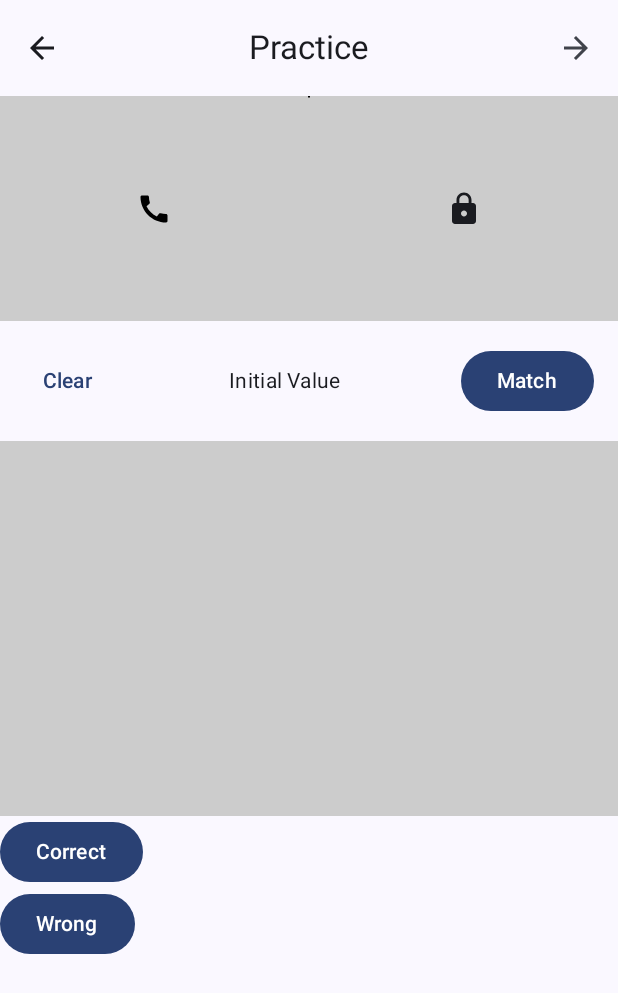
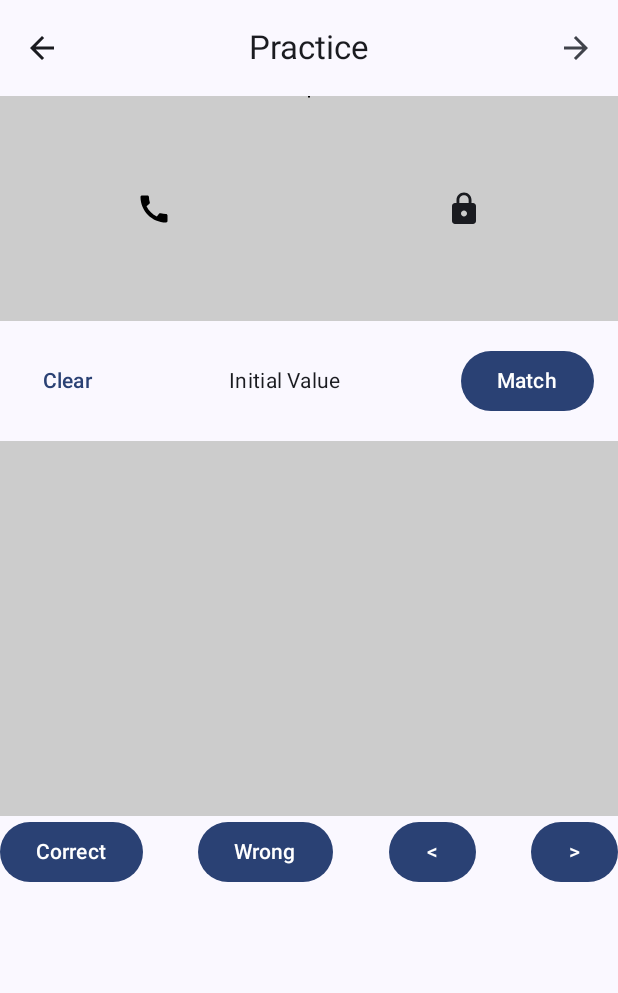
Before and after one commit to KarimTheCoder/Bangla_Banan, an Android app built with Jetpack Compose: the PracticeScreen screen opened through its navigation route, after a tap on "Correct", on a phone screen of 412 x 824 dp. Shown: the top 993 px of the screen. Run offline under Robolectric (Android 15) with nearby library versions, the light colour scheme and no system bars; our stand-ins replace Dagger/Hilt's generated code, Room's generated code, livedata-compose; 12 statements that could not run were skipped; 2 other taps on this screen came first.

Commit message:
redundant files removed

```diff
--- a/app/src/main/java/com/google/mlkit/samples/vision/digitalink/kotlin/ui/data/FlashcardRepository.kt
+++ b/app/src/main/java/com/google/mlkit/samples/vision/digitalink/kotlin/ui/data/FlashcardRepository.kt
@@ -3,8 +3,8 @@ package com.google.mlkit.samples.vision.digitalink.kotlin.ui.data
 import javax.inject.Inject
 import javax.inject.Singleton
 
-@Singleton
-class FlashcardRepository @Inject constructor(
+
+class FlashcardRepository (
     private val flashcardDao: FlashcardDao
 ) {
 
--- a/app/src/main/java/com/google/mlkit/samples/vision/digitalink/kotlin/ui/data/FlashcardViewModel.kt
+++ b/app/src/main/java/com/google/mlkit/samples/vision/digitalink/kotlin/ui/data/FlashcardViewModel.kt
@@ -9,8 +9,8 @@ import kotlinx.coroutines.launch
 import javax.inject.Inject
 
 
-@HiltViewModel
-class FlashcardViewModel @Inject constructor(
+
+class FlashcardViewModel(
     private val repository: FlashcardRepository)  : ViewModel() {
 
     fun insertFlashcard(flashcard: Flashcard) = viewModelScope.launch {
--- a/app/src/main/java/com/google/mlkit/samples/vision/digitalink/kotlin/ui/screens/practice/PracticeScreen.kt
+++ b/app/src/main/java/com/google/mlkit/samples/vision/digitalink/kotlin/ui/screens/practice/PracticeScreen.kt
@@ -1,20 +1,21 @@
 package com.google.mlkit.samples.vision.digitalink.kotlin.ui.screens.practice
 
 import android.util.Log
+import androidx.compose.foundation.layout.Arrangement
 import androidx.compose.foundation.layout.Column
+import androidx.compose.foundation.layout.Row
+import androidx.compose.foundation.layout.fillMaxWidth
 import androidx.compose.material3.Button
 import androidx.compose.material3.ExperimentalMaterial3Api
 import androidx.compose.material3.Text
 import androidx.compose.runtime.Composable
-import androidx.lifecycle.ViewModelProvider
+import androidx.compose.ui.Modifier
 import androidx.navigation.NavController
 import com.google.mlkit.samples.vision.digitalink.kotlin.ui.activity.MainActivity
 import com.google.mlkit.samples.vision.digitalink.kotlin.ui.components.PracticeTopBar
 import com.google.mlkit.samples.vision.digitalink.kotlin.ui.components.draw.MyXmlButtonView
 import com.google.mlkit.samples.vision.digitalink.kotlin.ui.components.draw.StrokeManager
-import com.google.mlkit.samples.vision.digitalink.kotlin.ui.data.local.AppDatabaseViewModel
 import com.google.mlkit.samples.vision.digitalink.kotlin.ui.data.local.AppRepository
-import com.google.mlkit.samples.vision.digitalink.kotlin.ui.data.local.FlashcardViewModelFactory
 import com.google.mlkit.samples.vision.digitalink.kotlin.ui.data.local.MyAppDatabase
 import com.google.mlkit.samples.vision.digitalink.kotlin.ui.data.local.flashcard.FlashcardViewModel
 
@@ -47,24 +48,29 @@ fun PracticeScreen(navController: NavController, mainActivity: MainActivity) {
     Column {
 
         PracticeTopBar(navController)
-        TwoBoxesWithLines0(viewModel)
+        TwoBoxesWithLines0(viewModel, cardViewModel)
         HorizontalLayoutWithTextButtonAndMatchButton(strokeManager, viewModel)
         MyXmlButtonView(strokeManager,viewModel)
 
 
-        Button(onClick = {
-                        viewModel.toggleCorrect()
-            }) {
 
-            Text(text = "Correct")
 
-        }
-        Button(onClick = {
-            viewModel.toggleWrong()
-        }) {
+        // Navigation buttons to switch flashcards
+        Row(horizontalArrangement = Arrangement.SpaceBetween, modifier = Modifier.fillMaxWidth()) {
 
-            Text(text = "Wrong")
+            Button(onClick = { viewModel.toggleCorrect()}) {
+                Text(text = "Correct")
+            }
+            Button(onClick = { viewModel.toggleWrong() }) {
+                Text(text = "Wrong")
+            }
 
+            Button(onClick = { cardViewModel.previousFlashcard() }, enabled = true) {
+                Text("<")
+            }
+            Button(onClick = { cardViewModel.nextFlashcard() }, enabled = true) {
+                Text(">")
+            }
         }
 
 
--- a/app/src/main/java/com/google/mlkit/samples/vision/digitalink/kotlin/ui/screens/practice/PracticeUIComponents.kt
+++ b/app/src/main/java/com/google/mlkit/samples/vision/digitalink/kotlin/ui/screens/practice/PracticeUIComponents.kt
@@ -1,31 +1,18 @@
 package com.google.mlkit.samples.vision.digitalink.kotlin.ui.screens.practice
 
-import androidx.compose.animation.animateColorAsState
 import androidx.compose.animation.animateContentSize
-import androidx.compose.animation.core.animateFloatAsState
 import androidx.compose.animation.core.tween
-import androidx.compose.foundation.LocalIndication
-import androidx.compose.foundation.background
-import androidx.compose.foundation.clickable
-import androidx.compose.foundation.interaction.MutableInteractionSource
-import androidx.compose.foundation.layout.Arrangement
-import androidx.compose.foundation.layout.Box
 import androidx.compose.foundation.layout.Column
 import androidx.compose.foundation.layout.Row
 import androidx.compose.foundation.layout.Spacer
-import androidx.compose.foundation.layout.fillMaxHeight
 import androidx.compose.foundation.layout.fillMaxSize
 import androidx.compose.foundation.layout.fillMaxWidth
-import androidx.compose.foundation.layout.height
 import androidx.compose.foundation.layout.padding
 import androidx.compose.foundation.layout.size
-import androidx.compose.foundation.layout.width
 import androidx.compose.material.icons.Icons
 import androidx.compose.material.icons.filled.Call
 import androidx.compose.material.icons.filled.Lock
-import androidx.compose.material.ripple.rememberRipple
 import androidx.compose.material3.Button
-import androidx.compose.material3.HorizontalDivider
 import androidx.compose.material3.Icon
 import androidx.compose.material3.IconButton
 import androidx.compose.material3.MaterialTheme
@@ -33,7 +20,6 @@ import androidx.compose.material3.Text
 import androidx.compose.material3.TextButton
 import androidx.compose.runtime.Composable
 import androidx.compose.runtime.LaunchedEffect
-import androidx.compose.runtime.collectAsState
 import androidx.compose.runtime.getValue
 import androidx.compose.runtime.livedata.observeAsState
 import androidx.compose.runtime.mutableStateOf
@@ -42,7 +28,6 @@ import androidx.compose.runtime.setValue
 import androidx.compose.ui.Alignment
 import androidx.compose.ui.Modifier
 import androidx.compose.ui.graphics.Color
-import androidx.compose.ui.graphics.graphicsLayer
 import androidx.compose.ui.unit.dp
 import com.airbnb.lottie.compose.LottieAnimation
 import com.airbnb.lottie.compose.LottieCompositionSpec
@@ -50,9 +35,7 @@ import com.airbnb.lottie.compose.animateLottieCompositionAsState
 import com.airbnb.lottie.compose.rememberLottieComposition
 import com.google.mlkit.samples.vision.digitalink.R
 import com.google.mlkit.samples.vision.digitalink.kotlin.ui.components.draw.StrokeManager
-
-
-
+import com.google.mlkit.samples.vision.digitalink.kotlin.ui.data.local.Flashcard
 
 
 @Composable
@@ -106,7 +89,7 @@ fun AudioIconButton() {
 
 
 @Composable
-fun RevealTextButton() {
+fun RevealTextButton(currentFlashcard: Flashcard?) {
     // State to track whether the text is visible
     var isTextVisible by remember { mutableStateOf(false) }
 
@@ -128,7 +111,7 @@ fun RevealTextButton() {
         // Conditionally display the text when isTextVisible is true
         if (isTextVisible) {
             Text(
-                text = "Hello, this is the revealed text!",
+                text = currentFlashcard!!.word,
                 modifier = Modifier.padding(top = 8.dp), // Adds some padding at the top
                 style = MaterialTheme.typography.bodyMedium // Apply any text style
             )
```
Also changed, not shown: app/src/main/java/com/google/mlkit/samples/vision/digitalink/kotlin/ui/data/AppDatabase.kt (+0 -16 lines), app/src/main/java/com/google/mlkit/samples/vision/digitalink/kotlin/ui/data/LeitnerBox.kt (deleted, +0 -17 lines), app/src/main/java/com/google/mlkit/samples/vision/digitalink/kotlin/ui/screens/practice/WordCard.kt (+10 -12 lines).
